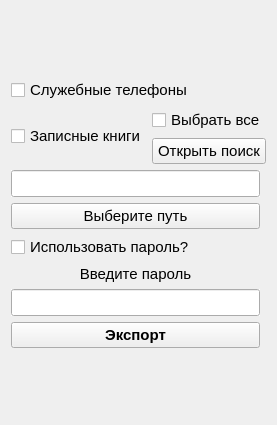
Qt form master_export_form.ui (Yavlados/VKR) before a commit.
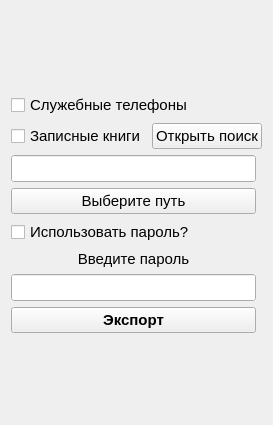
The same form after that commit.

What changed in the file:
```diff
--- a/master_export_form.ui
+++ b/master_export_form.ui
@@ -68,22 +68,6 @@
        </item>
        <item>
         <layout class="QVBoxLayout" name="vl_for_rb">
-         <item>
-          <widget class="QCheckBox" name="rb_check_all">
-           <property name="font">
-            <font>
-             <family>Arial</family>
-             <pointsize>11</pointsize>
-            </font>
-           </property>
-           <property name="autoFillBackground">
-            <bool>true</bool>
-           </property>
-           <property name="text">
-            <string>Выбрать все</string>
-           </property>
-          </widget>
-         </item>
          <item>
           <widget class="QPushButton" name="rb_check">
            <property name="font">
```
